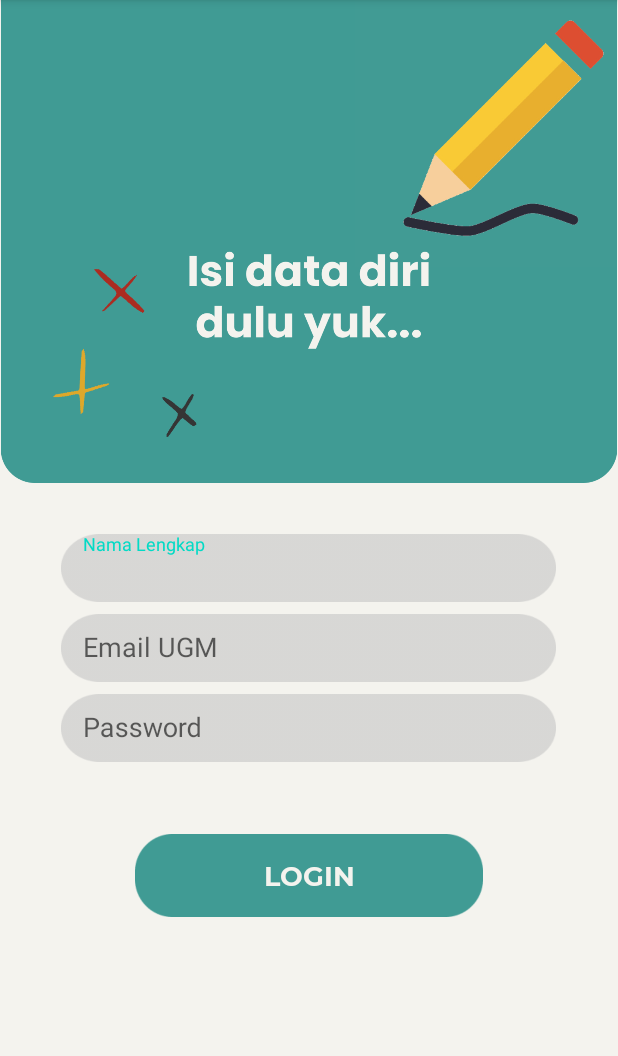
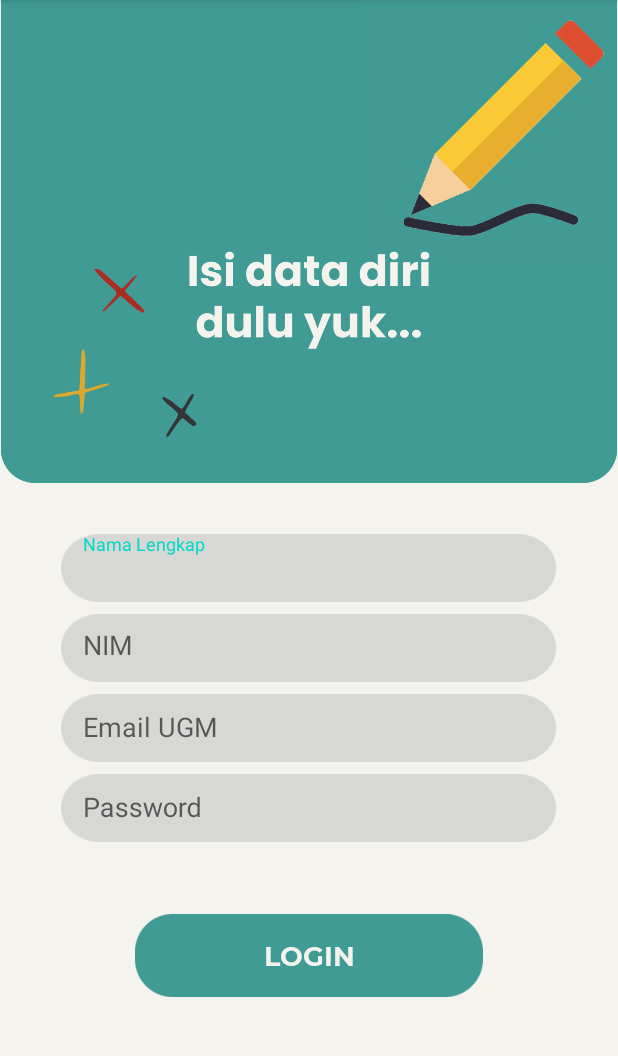
Before and after one commit to fadilaananta/TAP_FIX, an Android app: the screen it shows after launch (LoginActivity), on a phone screen of 412 x 824 dp, the part 84-1140 px from its top. Run offline under Robolectric (Android 15) with nearby library versions, the phone set to English and light mode, and no system bars; our stand-ins replace Firebase (no records; nobody signed in at launch, a user with empty details on screens opened directly).

Commit message:
tambahan login

```diff
--- a/app/src/main/java/com/example/tap_fix/LoginActivity.java
+++ b/app/src/main/java/com/example/tap_fix/LoginActivity.java
@@ -27,10 +27,9 @@ public class LoginActivity extends AppCompatActivity {
     Button loginButton;
     String name;
     String email;
+    EditText NIM;
+    String nim;
     private FirebaseAuth mAuth;
-
-
-
     String password;
 
     @Override
@@ -41,6 +40,7 @@ public class LoginActivity extends AppCompatActivity {
         emailText = findViewById(R.id.email);
         passwordText = findViewById(R.id.password);
         namaText = findViewById(R.id.input_name);
+        NIM = findViewById(R.id.nomornim);
         loginButton = findViewById(R.id.button_login);
 
 
@@ -71,6 +71,7 @@ public class LoginActivity extends AppCompatActivity {
         progressDialog.setMessage("Authenticating...");
         progressDialog.show();
 
+        nim = NIM.getText().toString();
         name = namaText.getText().toString();
         email = emailText.getText().toString();
         password = passwordText.getText().toString();
@@ -89,8 +90,9 @@ public class LoginActivity extends AppCompatActivity {
                         } else {
                             // If sign in fails, display a message to the user.
                             Log.w(TAG, "signInWithEmail:failure", task.getException());
-                            Toast.makeText(LoginActivity.this, "Authentication failed.",
+                            Toast.makeText(LoginActivity.this, "Kamu bukan anak TETI.",
                                     Toast.LENGTH_SHORT).show();
+
                             //updateUI(null);
                         }
 
@@ -158,6 +160,10 @@ public class LoginActivity extends AppCompatActivity {
         return name;
     }
 
+    public String getNim() {
+        return nim;
+    }
+
     public String getEmail() {
         return email;
     }
--- a/app/src/main/java/com/example/tap_fix/MainActivity.java
+++ b/app/src/main/java/com/example/tap_fix/MainActivity.java
@@ -192,7 +192,7 @@ public class MainActivity extends AppCompatActivity implements KitInterface, Ana
                     sendRequest.code = code;
                     kata.setText(code);
                 }
-                //sendRequest.execute();
+                sendRequest.execute();
             }
         });
     }
--- a/app/src/main/res/layout/login.xml
+++ b/app/src/main/res/layout/login.xml
@@ -23,6 +23,7 @@
         android:paddingLeft="24dp"
         android:paddingRight="24dp">
 
+
         <com.google.android.material.textfield.TextInputLayout
             android:layout_width="330dp"
             android:layout_height="45dp"
@@ -40,6 +41,27 @@
                 android:layout_height="wrap_content"
                 android:gravity="left"
                 android:hint="Nama Lengkap"
+                android:inputType="textCapWords" />
+        </com.google.android.material.textfield.TextInputLayout>
+
+        <com.google.android.material.textfield.TextInputLayout
+            android:layout_gravity="center_horizontal"
+            android:layout_width="330dp"
+            android:layout_height="45dp"
+            android:layout_marginTop="0dp"
+            android:layout_marginBottom="8dp"
+            android:layout_marginHorizontal="10dp"
+            android:background="@drawable/kotakbackground">
+
+            <EditText
+                android:id="@+id/nomornim"
+                android:background="@android:color/transparent"
+                android:layout_gravity="center"
+                android:layout_marginLeft="10dp"
+                android:layout_width="match_parent"
+                android:layout_height="wrap_content"
+                android:gravity="left"
+                android:hint="NIM"
                 android:inputType="textCapWords" />
         </com.google.android.material.textfield.TextInputLayout>
 
```
Also changed, not shown: app/src/main/java/com/example/tap_fix/SendRequest.java (+7 -1 lines).
